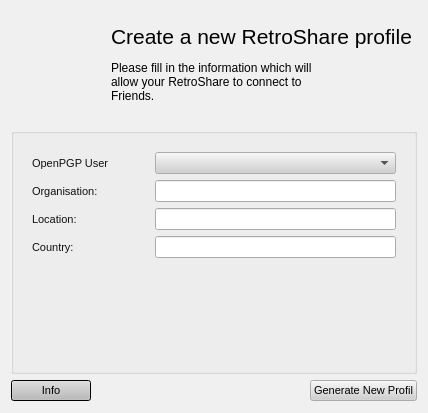
Above: retroshare-gui/src/gui/GenCertDialog.ui from RetroShare/RetroShare before the change. Below: the same form after it.
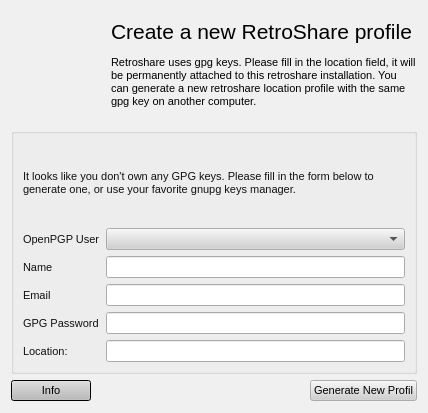
That is the form after the change. Icons and pictures are not drawn.

Diff of the .ui file:
```diff
--- a/retroshare-gui/src/gui/GenCertDialog.ui
+++ b/retroshare-gui/src/gui/GenCertDialog.ui
@@ -1010,12 +1010,14 @@
 &lt;html&gt;&lt;head&gt;&lt;meta name=&quot;qrichtext&quot; content=&quot;1&quot; /&gt;&lt;style type=&quot;text/css&quot;&gt;
 p, li { white-space: pre-wrap; }
 &lt;/style&gt;&lt;/head&gt;&lt;body style=&quot; font-family:'Arial'; font-size:8pt; font-weight:400; font-style:normal;&quot;&gt;
-&lt;p style=&quot; margin-top:0px; margin-bottom:0px; margin-left:0px; margin-right:0px; -qt-block-indent:0; text-indent:0px;&quot;&gt;&lt;span style=&quot; font-size:16pt;&quot;&gt;Create a new RetroShare profile&lt;/span&gt;&lt;br /&gt;&lt;br /&gt;&lt;span style=&quot; font-size:9pt;&quot;&gt;Please fill in the information which will&lt;br /&gt;allow your RetroShare to connect to&lt;/span&gt;&lt;/p&gt;
-&lt;p style=&quot; margin-top:0px; margin-bottom:0px; margin-left:0px; margin-right:0px; -qt-block-indent:0; text-indent:0px;&quot;&gt;&lt;span style=&quot; font-size:9pt;&quot;&gt;Friends.&lt;/span&gt;&lt;/p&gt;&lt;/body&gt;&lt;/html&gt;</string>
+&lt;p style=&quot; margin-top:0px; margin-bottom:0px; margin-left:0px; margin-right:0px; -qt-block-indent:0; text-indent:0px;&quot;&gt;&lt;span style=&quot; font-size:16pt;&quot;&gt;Create a new RetroShare profile&lt;/span&gt;&lt;br /&gt;&lt;br /&gt;Retroshare uses gpg keys. Please fill in the location field, it will be permanently attached to this retroshare installation. You can generate a new retroshare location profile with the same gpg key on another computer.&lt;/p&gt;&lt;/body&gt;&lt;/html&gt;</string>
      </property>
      <property name="alignment">
       <set>Qt::AlignLeading|Qt::AlignLeft|Qt::AlignVCenter</set>
      </property>
+     <property name="wordWrap">
+      <bool>true</bool>
+     </property>
      <property name="indent">
       <number>100</number>
      </property>
@@ -1028,65 +1030,69 @@
      </property>
      <layout class="QGridLayout" name="gridLayout_2">
       <item row="0" column="0">
-       <layout class="QGridLayout">
-        <property name="margin">
-         <number>9</number>
+       <widget class="QLabel" name="no_gpg_key_label">
+        <property name="text">
+         <string>It looks like you don't own any GPG keys. Please fill in the form below to generate one, or use your favorite gnupg keys manager.</string>
         </property>
-        <property name="spacing">
-         <number>6</number>
+        <property name="wordWrap">
+         <bool>true</bool>
         </property>
+       </widget>
+      </item>
+      <item row="2" column="0">
+       <layout class="QFormLayout" name="formLayout">
+        <property name="fieldGrowthPolicy">
+         <enum>QFormLayout::AllNonFixedFieldsGrow</enum>
+        </property>
+        <item row="1" column="0">
+         <widget class="QLabel" name="genPGPuserlabel">
+          <property name="text">
+           <string>OpenPGP User</string>
+          </property>
+         </widget>
+        </item>
+        <item row="1" column="1">
+         <widget class="QComboBox" name="genPGPuser"/>
+        </item>
         <item row="2" column="0">
-         <widget class="QLabel" name="label_6">
+         <widget class="QLabel" name="name_label">
           <property name="text">
-           <string>Organisation:</string>
+           <string>Name</string>
           </property>
          </widget>
         </item>
-        <item row="2" column="1" colspan="2">
-         <widget class="QLineEdit" name="genOrg"/>
+        <item row="2" column="1">
+         <widget class="QLineEdit" name="name_input"/>
         </item>
-        <item row="3" column="0">
-         <widget class="QLabel" name="label_7">
+        <item row="5" column="0">
+         <widget class="QLabel" name="location_label">
           <property name="text">
            <string>Location:</string>
           </property>
          </widget>
         </item>
-        <item row="3" column="1" colspan="2">
+        <item row="5" column="1">
          <widget class="QLineEdit" name="genLoc"/>
         </item>
+        <item row="3" column="0">
+         <widget class="QLabel" name="email_label">
+          <property name="text">
+           <string>Email</string>
+          </property>
+         </widget>
+        </item>
+        <item row="3" column="1">
+         <widget class="QLineEdit" name="email_input"/>
+        </item>
         <item row="4" column="0">
-         <widget class="QLabel" name="label_8">
+         <widget class="QLabel" name="password_label">
           <property name="text">
-           <string>Country:</string>
+           <string>GPG Password</string>
           </property>
          </widget>
         </item>
-        <item row="4" column="1" colspan="2">
-         <widget class="QLineEdit" name="genCountry"/>
-        </item>
-        <item row="0" column="1" colspan="2">
-         <widget class="QComboBox" name="genPGPuser"/>
-        </item>
-        <item row="0" column="0">
-         <widget class="QLabel" name="label">
-          <property name="text">
-           <string>OpenPGP User</string>
-          </property>
-         </widget>
-        </item>
-        <item row="5" column="1">
-         <spacer name="verticalSpacer">
-          <property name="orientation">
-           <enum>Qt::Vertical</enum>
-          </property>
-          <property name="sizeHint" stdset="0">
-           <size>
-            <width>20</width>
-            <height>40</height>
-           </size>
-          </property>
-         </spacer>
+        <item row="4" column="1">
+         <widget class="QLineEdit" name="password_input"/>
         </item>
        </layout>
       </item>
```
Left out of the diff: 7 changed lines with no effect on the pictures.
